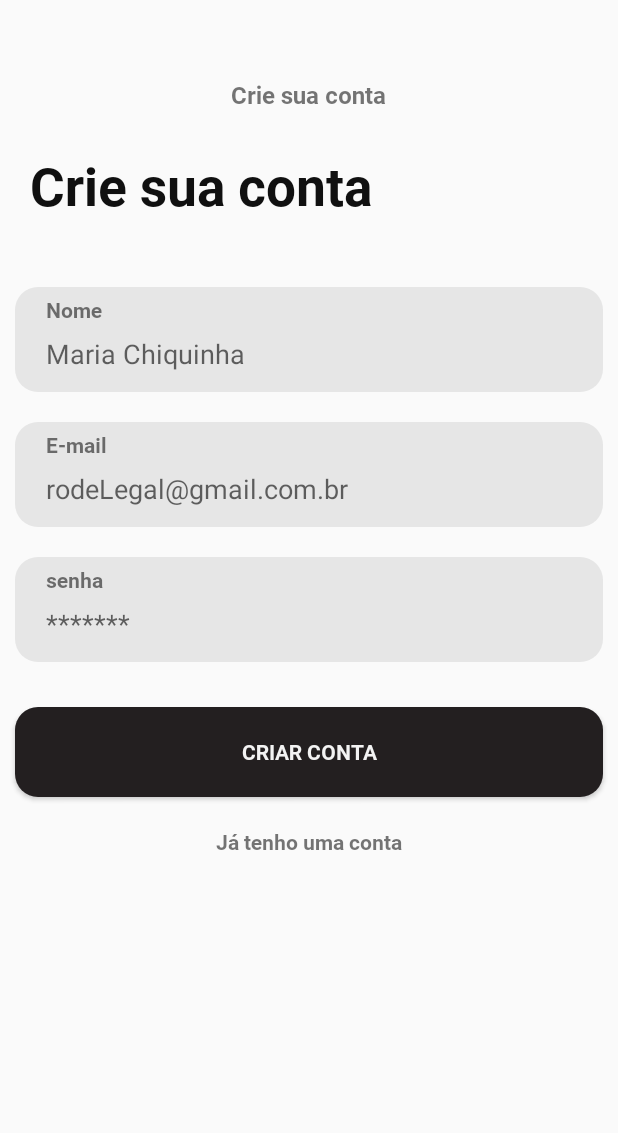
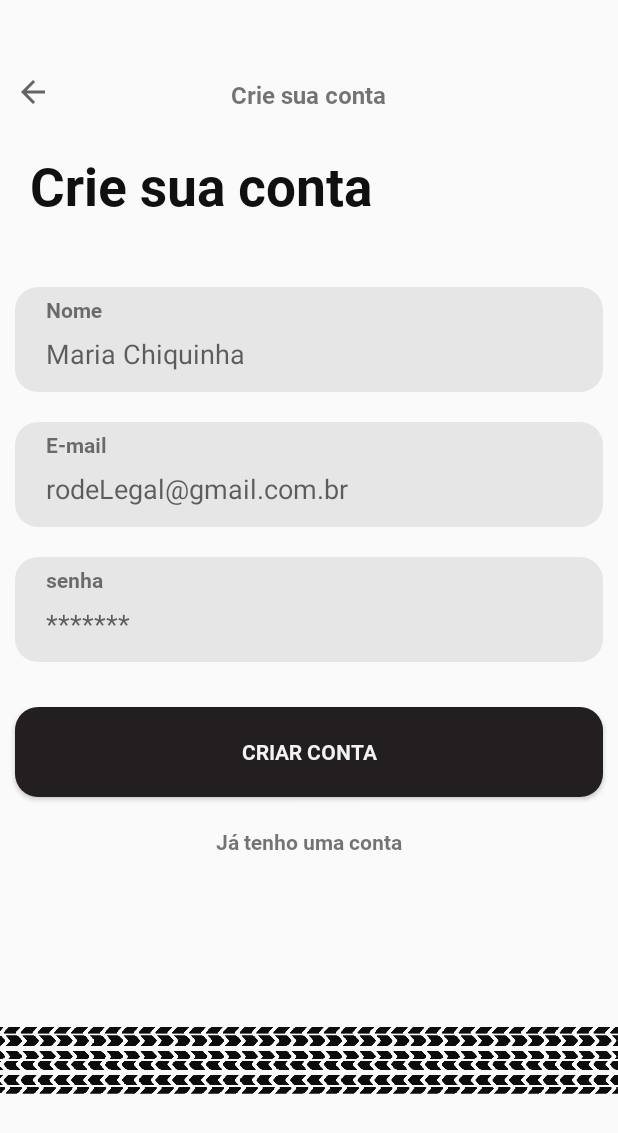
Before and after one commit to Matheus-commit/Rode_Legal_Pnreus, an Android app: the RegisterActivity screen opened directly, with no data from a screen before it, on a phone screen of 412 x 824 dp. Shown: the top 1133 px of the screen. Run offline under Robolectric (Android 15) with nearby library versions, the phone set to English and light mode, and no system bars.

Commit message:
Alteração xml Layout

```diff
--- /dev/null
+++ b/app/src/main/res/drawable/ic_back.xml
@@ -0,0 +1,11 @@
+<vector xmlns:android="http://schemas.android.com/apk/res/android"
+    android:width="24dp"
+    android:height="24dp"
+    android:viewportWidth="24"
+    android:viewportHeight="24"
+    android:tint="?attr/colorControlNormal"
+    android:autoMirrored="true">
+  <path
+      android:fillColor="@android:color/white"
+      android:pathData="M20,11H7.83l5.59,-5.59L12,4l-8,8 8,8 1.41,-1.41L7.83,13H20v-2z"/>
+</vector>
--- a/app/src/main/res/layout/registerscreen.xml
+++ b/app/src/main/res/layout/registerscreen.xml
@@ -5,6 +5,14 @@
     android:layout_width="match_parent"
     android:layout_height="match_parent"
     tools:context=".ui.activities.RegisterActivity">
+
+    <ImageButton
+        android:layout_width="wrap_content"
+        android:layout_height="wrap_content"
+        android:background="@color/transparent"
+        android:padding="10dp"
+        android:layout_marginTop="39dp"
+        android:src="@drawable/ic_back" />
 
     <Button
         android:id="@+id/btnRegister"
@@ -108,6 +116,7 @@
     </RelativeLayout>
 
     <TextView
+        android:id="@+id/txt_top"
         android:layout_width="wrap_content"
         android:layout_height="wrap_content"
         android:layout_centerHorizontal="true"
@@ -139,5 +148,12 @@
         android:textSize="14sp"
         android:fontFamily="@font/roboto_bold" />
 
+    <ImageView
+        android:id="@+id/viewBotton"
+        android:layout_width="match_parent"
+        android:layout_height="100dp"
+        android:layout_below="@id/textPossuiConta"
+        android:layout_marginTop="86dp"
+        android:src="@drawable/tiretracks" />
 
 </RelativeLayout>
```
